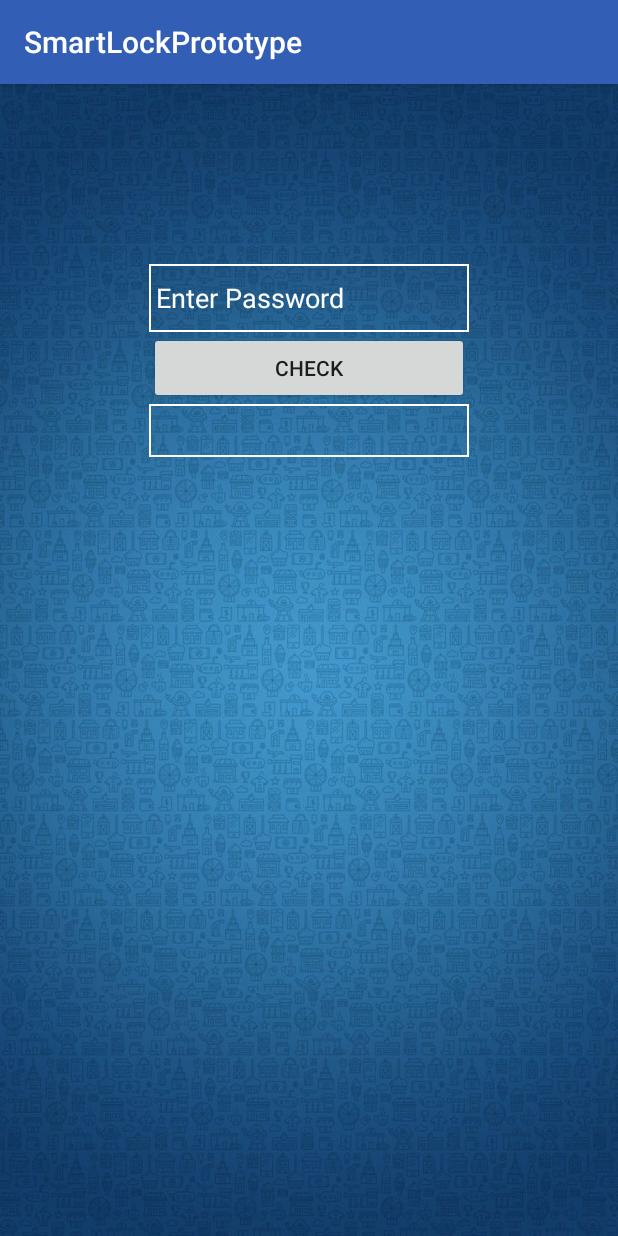
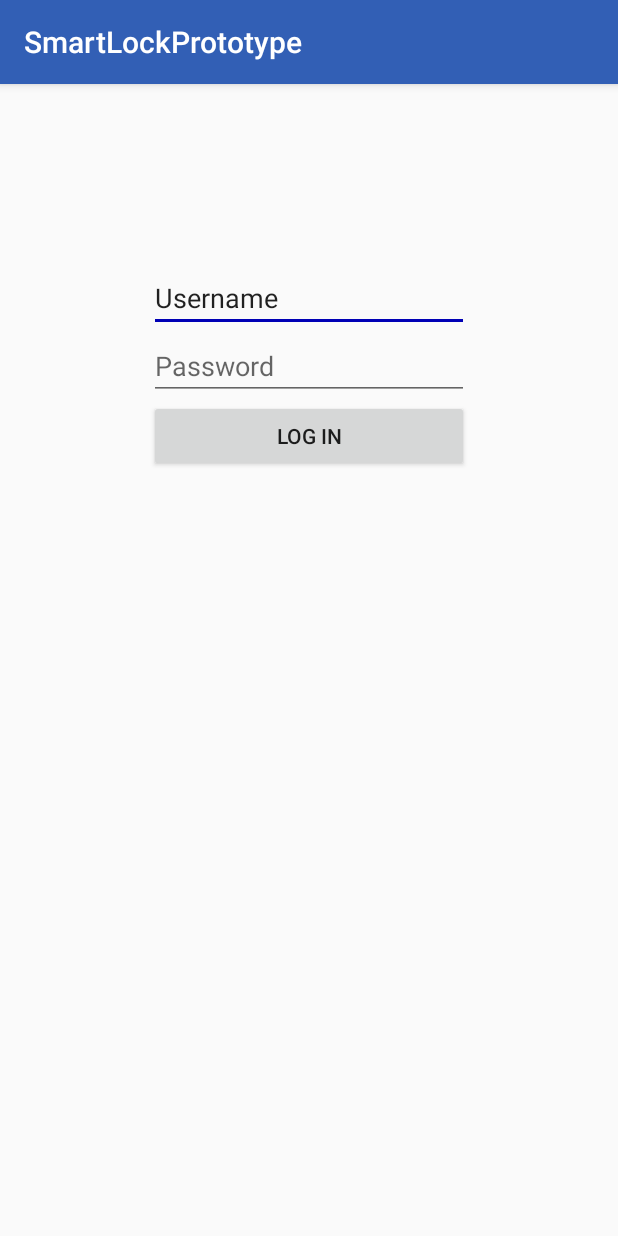
Before and after one commit to PawaraGunawardena/smart-door-lock, an Android app: the screen it shows after launch (Key), on a phone screen of 412 x 824 dp. Run offline under Robolectric (Android 15) with nearby library versions, the phone set to English and light mode, and no system bars; our stand-ins replace Firebase (no records; nobody signed in at launch, a user with empty details on screens opened directly); libraries missing offline, so code that uses them is left out: org.mindrot.jbcrypt.

```diff
--- a/app/src/main/java/com/crystall/smartlockprototype/Key.java
+++ b/app/src/main/java/com/crystall/smartlockprototype/Key.java
@@ -25,13 +25,10 @@ import java.util.Map;
 
 public class Key extends AppCompatActivity {
 
-    private String password;
-    private EditText editText_password;
-    private Button btn_submit;
-    private String txt_password;
-    private TextView textView;
+    private EditText username;
+    private EditText password;
+    private Button submit;
     private boolean accept  = false;
-    public String TAG = "MEEEET";
     private AuthenticationUtility authenticationUtility;
 
     /**
@@ -44,9 +41,15 @@ public class Key extends AppCompatActivity {
         super.onCreate(savedInstanceState);
         setContentView(R.layout.activity_key);
 
-        editText_password = (EditText) findViewById(R.id.txt_typing_password);
-        btn_submit = (Button)findViewById(R.id.btn_submit);
-        textView = (TextView)findViewById(R.id.txt_password);
+        username = findViewById(R.id.txtUsername);
+        password = findViewById(R.id.txtPassword);
+        submit = findViewById(R.id.btnLogIn);
+        submit.setOnClickListener(new View.OnClickListener() {
+            @Override
+            public void onClick(View v) {
+                password_submit(v);
+            }
+        });
 
         try {
             authenticationUtility = new AuthenticationUtility();
@@ -61,9 +64,8 @@ public class Key extends AppCompatActivity {
      * @return
      */
     @SuppressLint("SetTextI18n")
-    public boolean password_submit(View v){
+    public void password_submit(View v){
         try {
-            password = editText_password.getText().toString();
 
             /*
              * DB can be accessed here.
@@ -71,30 +73,23 @@ public class Key extends AppCompatActivity {
              * NodeMCU Documentation - https://nodemcu.readthedocs.io/en/master/en/modules/sqlite3/
              */
 
-            if(password.length() > 0) {
-                if (password.toLowerCase().equals(getApplicationContext().getString(R.string.pass))) {
-                    accept = true;
-                    Toast.makeText(getApplicationContext(), "Successfull Authentication!",
+            System.out.println(authenticationUtility.login(username.getText().toString(), password.getText().toString()));
+
+            if(password.length() > 0 && username.length() > 0) {
+                if( authenticationUtility.login(username.getText().toString(), password.getText().toString())) {
+                    startActivity(new Intent(Key.this, LoggedInActivity.class));
+                } else {
+                    Toast.makeText(getApplicationContext(), "Please enter correct credentials!" ,
                             Toast.LENGTH_LONG).show();
-                    startActivity(new Intent(Key.this, LoggedInActivity.class));
-                    textView.setText(R.string.success);
-                    return accept;
-                } else {
-                    accept = false;
-                    Toast.makeText(getApplicationContext(), "Successfull Authentication!",
-                            Toast.LENGTH_LONG).show();
-                    textView.setText(R.string.failure);
-                    return accept;
                 }
             } else {
-                Toast.makeText(getApplicationContext(), "Please enter some text!" ,
+                Toast.makeText(getApplicationContext(), "Please enter proper credentials!" ,
                         Toast.LENGTH_SHORT).show();
             }
 
         } catch(Exception e){
-            Log.i(TAG, "Message: "+e.getMessage());
+            Log.e("ERROR", "Message: "+ e.getMessage());
         }
-        return accept;
     }
 
 
--- a/app/src/main/java/com/crystall/smartlockprototype/authutil/IAuthenticationUtililty.java
+++ b/app/src/main/java/com/crystall/smartlockprototype/authutil/IAuthenticationUtililty.java
@@ -1,5 +1,6 @@
 package com.crystall.smartlockprototype.authutil;
 
+import com.crystall.smartlockprototype.authutil.firebase.FirebaseCallback;
 import com.crystall.smartlockprototype.beans.firebase.User;
 import com.google.firebase.database.DatabaseReference;
 
@@ -23,7 +24,7 @@ public interface IAuthenticationUtililty {
      * @param username
      * @return User
      */
-    User read(String username);
+    User read(String username, FirebaseCallback callback);
 
     /**
      * Updates user
--- /dev/null
+++ b/app/src/main/java/com/crystall/smartlockprototype/authutil/firebase/FirebaseCallback.java
@@ -0,0 +1,7 @@
+package com.crystall.smartlockprototype.authutil.firebase;
+
+import com.crystall.smartlockprototype.beans.firebase.User;
+
+public interface FirebaseCallback {
+    void onCallback(User user);
+}
--- a/app/src/main/java/com/crystall/smartlockprototype/util/ITimestampParser.java
+++ b/app/src/main/java/com/crystall/smartlockprototype/util/ITimestampParser.java
@@ -5,7 +5,7 @@ public interface ITimestampParser {
     /**
      * Parses the timestamp value.
      * @param timestamp
-     * @return map with date and time.
+     * @return a ParsedDate bean.
      */
    ParsedDate parse(String timestamp);
 
--- a/app/src/main/res/layout/activity_key.xml
+++ b/app/src/main/res/layout/activity_key.xml
@@ -4,7 +4,6 @@
     xmlns:tools="http://schemas.android.com/tools"
     android:layout_width="match_parent"
     android:layout_height="match_parent"
-    android:background="@drawable/frontback"
     tools:context=".Key">
 
 
@@ -29,41 +28,33 @@
             app:layout_constraintStart_toStartOf="parent">
 
             <EditText
-                android:id="@+id/txt_typing_password"
+                android:id="@+id/txtUsername"
                 android:layout_width="match_parent"
-                android:layout_height="45dp"
-                android:background="@drawable/edittextstyle"
+                android:layout_height="wrap_content"
                 android:ems="10"
+                android:inputType="textPersonName"
+                android:text="Username"
+                tools:layout_editor_absoluteX="85dp"
+                tools:layout_editor_absoluteY="92dp" />
 
-                android:hint="Enter Password"
-                android:inputType="textPersonName"
-                android:textColor="#fff"
-                android:textColorHint="#fff"
-                tools:layout_editor_absoluteX="97dp"
-                tools:layout_editor_absoluteY="126dp" />
+            <EditText
+                android:id="@+id/txtPassword"
+                android:layout_width="match_parent"
+                android:layout_height="wrap_content"
+                android:ems="10"
+                android:hint="Password"
+                android:inputType="textPassword"
+                tools:layout_editor_absoluteX="84dp"
+                tools:layout_editor_absoluteY="187dp" />
 
             <Button
-                android:id="@+id/btn_submit"
+                android:id="@+id/btnLogIn"
                 android:layout_width="match_parent"
                 android:layout_height="wrap_content"
                 android:onClick="password_submit"
-                android:text="Check"
-                tools:layout_editor_absoluteX="163dp"
-                tools:layout_editor_absoluteY="261dp" />
-
-            <TextView
-                android:id="@+id/txt_password"
-                android:layout_width="match_parent"
-                android:layout_height="35dp"
-                android:background="@drawable/edittextstyle"
-                android:text=""
-                android:textColor="#fff"
-                android:textColorHint="#fff"
-                tools:layout_editor_absoluteX="163dp"
-                tools:layout_editor_absoluteY="425dp"
-
-                />
-
+                android:text="Log In"
+                tools:layout_editor_absoluteX="148dp"
+                tools:layout_editor_absoluteY="247dp" />
         </LinearLayout>
     </FrameLayout>
 
```
Also changed, not shown: app/src/main/java/com/crystall/smartlockprototype/authutil/firebase/AuthenticationUtility.java (+55 -41 lines).
